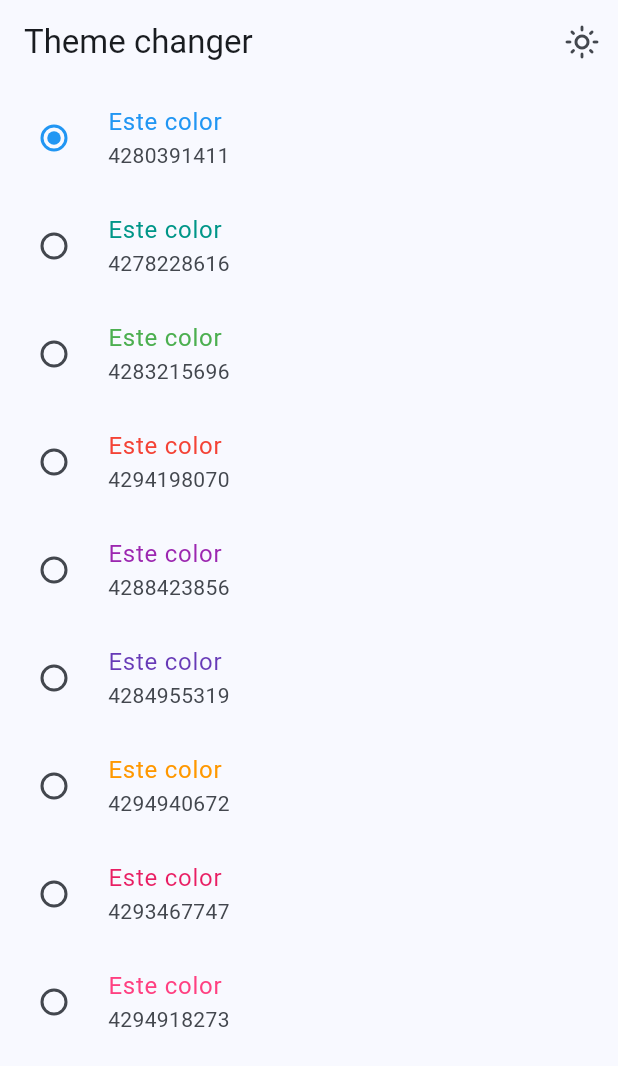
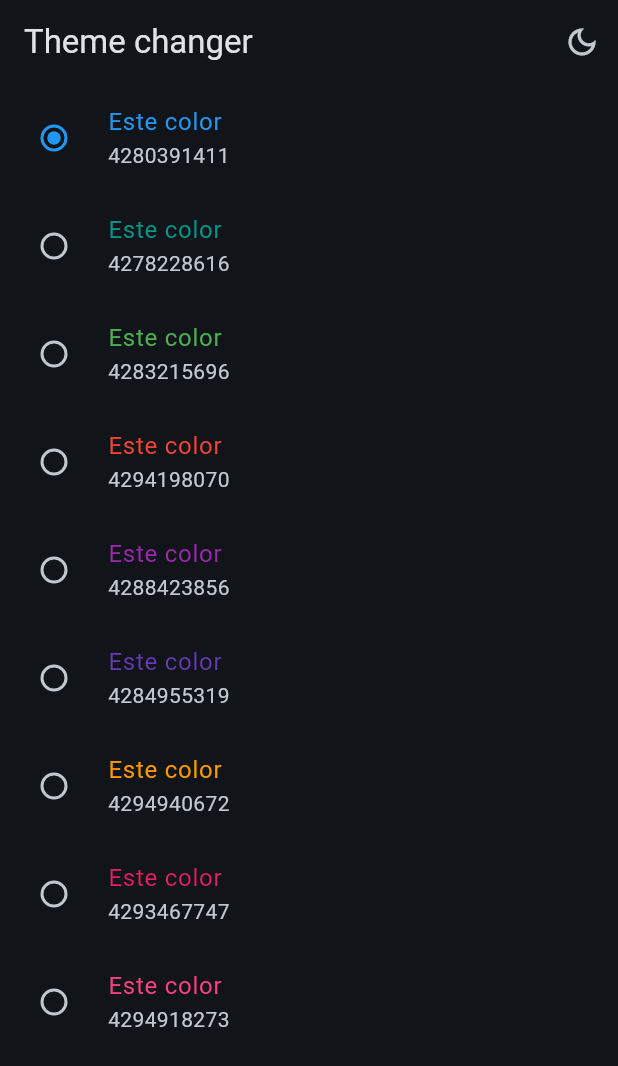
Before and after one commit to ingnelsonus/widgets_app, a Flutter app: the ThemeChangerScreen screen opened by its route, after a tap on the "light mode" icon, on a phone screen of 412 x 824 dp. Shown: the top 1066 px of the screen. Run offline on Flutter 3.47's test engine with Material 2 defaults, Android fonts, the phone set to English and light mode, and no system bars; our stand-ins replace animate_do, flutter_riverpod, go_router.

```diff
--- a/lib/config/theme/app_theme.dart
+++ b/lib/config/theme/app_theme.dart
@@ -14,17 +14,16 @@ const colorList = <Color>[
 
 class AppTheme {
   final int selectedColor;
+  final bool isDarkMode;
 
-  AppTheme({this.selectedColor = 0})
+  AppTheme({this.isDarkMode=false, this.selectedColor = 0})
       : assert(selectedColor >= 0, 'Selected color must be greater then 0'),
-        assert(selectedColor<colorList.length,'Selected color must be less or equal than then ${colorList.length-1}');
+        assert(selectedColor < colorList.length,
+            'Selected color must be less or equal than then ${colorList.length - 1}');
 
-  ThemeData getTheme() =>
-      ThemeData(
-        useMaterial3: true,
-        colorSchemeSeed: colorList[selectedColor],
-        appBarTheme: const AppBarTheme(
-          centerTitle: false
-        )
-        );
+  ThemeData getTheme() => ThemeData(
+      useMaterial3: true,
+      brightness: isDarkMode?Brightness.dark:Brightness.light,
+      colorSchemeSeed: colorList[selectedColor],
+      appBarTheme: const AppBarTheme(centerTitle: false));
 }
--- a/lib/main.dart
+++ b/lib/main.dart
@@ -1,29 +1,29 @@
 import 'package:flutter/material.dart';
 import 'package:widgets_app/config/theme/app_theme.dart';
 import 'package:flutter_riverpod/flutter_riverpod.dart';
-
+import 'package:widgets_app/presentation/providers/theme_provider.dart';
 
 import 'config/router/app_router.dart';
 
 void main() {
-  runApp(
-
-    const ProviderScope(
-      child: MainApp(),
-    )
-  );
+  runApp(const ProviderScope(
+    child: MainApp(),
+  ));
 }
 
-class MainApp extends StatelessWidget {
+class MainApp extends ConsumerWidget {
   const MainApp({super.key});
 
   @override
-  Widget build(BuildContext context) {
-    return  MaterialApp.router(
+  Widget build(BuildContext context, WidgetRef ref) {
+    final isDarkmode = ref.watch(isDarkmodeProvider);
+    final selectedColor = ref.watch(selectedColorProvider);
+
+    return MaterialApp.router(
       title: 'Flutter widgets',
       routerConfig: appRouter,
       debugShowCheckedModeBanner: false,
-      theme: AppTheme(selectedColor: 0).getTheme(),
+      theme: AppTheme(selectedColor: selectedColor, isDarkMode: isDarkmode).getTheme(),
       // home: const HomeScreen(),
       // routes:{
       //   '/buttons':(context) => const ButtonsScreen(),
--- a/lib/presentation/providers/theme_provider.dart
+++ b/lib/presentation/providers/theme_provider.dart
@@ -1,7 +1,10 @@
 import 'package:flutter_riverpod/flutter_riverpod.dart';
 import 'package:widgets_app/config/theme/app_theme.dart';
 
+//Listado de colores inmutalbe.
+final colorListProvider = Provider((ref) => colorList);
+
+//Un simple booleano.
 final isDarkmodeProvider = StateProvider<bool>((ref) => false);
 
-//Listado de colores inmutalbe.
-final colorListProvider = Provider((ref) => colorList);
+final selectedColorProvider = StateProvider<int>((ref) => 0);
--- a/lib/presentation/screens/counter/counter_screen.dart
+++ b/lib/presentation/screens/counter/counter_screen.dart
@@ -23,8 +23,7 @@ class CounterScreen extends ConsumerWidget {
                 ? const Icon(Icons.dark_mode_outlined)
                 : const Icon(Icons.light_mode_outlined),
             onPressed: () {
-              ref
-                  .read(isDarkmodeProvider.notifier)
+              ref.read(isDarkmodeProvider.notifier)
                   .update((state) => !state);
             },
           )
--- a/lib/presentation/screens/theme_changer/theme_chager_screen.dart
+++ b/lib/presentation/screens/theme_changer/theme_chager_screen.dart
@@ -19,7 +19,9 @@ class ThemeChangerScreen extends ConsumerWidget {
               icon: Icon(isDarkmode
                   ? Icons.dark_mode_outlined
                   : Icons.light_mode_outlined),
-              onPressed: () {})
+              onPressed: () {
+                ref.read(isDarkmodeProvider.notifier).update((state) => !state);
+              })
         ],
       ),
       body: const _ThemeChangerView(),
@@ -33,19 +35,21 @@ class _ThemeChangerView extends ConsumerWidget {
   @override
   Widget build(BuildContext context, WidgetRef ref) {
     final List<Color> colors = ref.watch(colorListProvider);
+    final int selectedColor = ref.watch(selectedColorProvider);
 
     return ListView.builder(
       itemCount: colors.length,
       itemBuilder: (context, index) {
         final Color color = colors[index];
         return RadioListTile(
-          title: Text('Este color',style: TextStyle(color: color)),
-          subtitle:  Text('${color.value}'),
+          title: Text('Este color', style: TextStyle(color: color)),
+          subtitle: Text('${color.value}'),
           activeColor: color,
           value: index,
-          groupValue: 0,
+          groupValue: selectedColor,
           onChanged: (value) {
-            //TODO: notify change
+            // ref.read(selectedColorProvider.notifier).update((state) => value??0);
+            ref.read(selectedColorProvider.notifier).state = index;
           },
         );
       },
```
